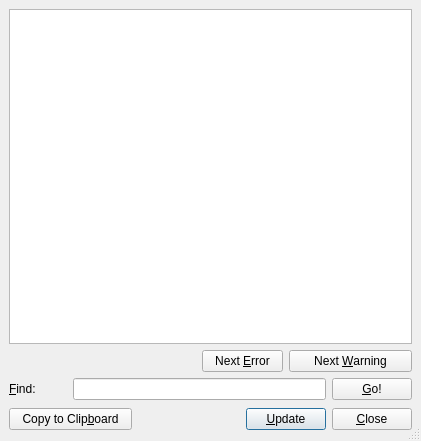
This is src/frontends/qt4/ui/LogUi.ui in cburschka/lyx as Qt 5 draws it before an edit. The edited form follows.
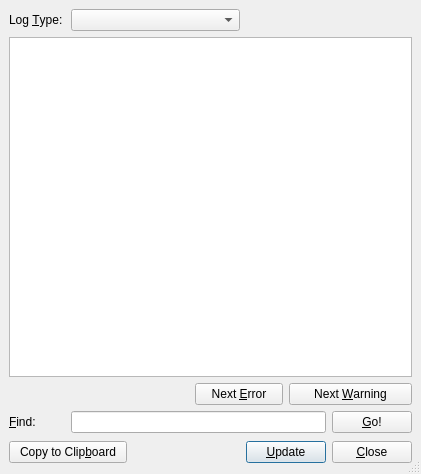
This is the edited form.

Commit message: * Include bibtex and makeindex logs to log file dialog.

The edit to the form file:
```diff
--- a/src/frontends/qt4/ui/LogUi.ui
+++ b/src/frontends/qt4/ui/LogUi.ui
@@ -6,7 +6,7 @@
     <x>0</x>
     <y>0</y>
     <width>421</width>
-    <height>441</height>
+    <height>474</height>
    </rect>
   </property>
   <property name="windowTitle" >
@@ -22,14 +22,7 @@
    <property name="spacing" >
     <number>6</number>
    </property>
-   <item row="2" column="1" colspan="5" >
-    <widget class="QLineEdit" name="findLE" >
-     <property name="toolTip" >
-      <string>Hit Enter to search, or click Go!</string>
-     </property>
-    </widget>
-   </item>
-   <item row="2" column="0" >
+   <item row="3" column="0" >
     <widget class="QLabel" name="findLA" >
      <property name="text" >
       <string>&amp;Find:</string>
@@ -39,57 +32,63 @@
      </property>
     </widget>
    </item>
-   <item row="0" column="0" colspan="7" >
+   <item row="3" column="1" colspan="5" >
+    <widget class="QLineEdit" name="findLE" >
+     <property name="toolTip" >
+      <string>Hit Enter to search, or click Go!</string>
+     </property>
+    </widget>
+   </item>
+   <item row="0" column="0" >
+    <widget class="QLabel" name="logTypeLA" >
+     <property name="text" >
+      <string>Log &amp;Type:</string>
+     </property>
+     <property name="buddy" >
+      <cstring>logTypeCO</cstring>
+     </property>
+    </widget>
+   </item>
+   <item row="0" column="4" colspan="3" >
+    <spacer>
+     <property name="orientation" >
+      <enum>Qt::Horizontal</enum>
+     </property>
+     <property name="sizeHint" >
+      <size>
+       <width>161</width>
+       <height>20</height>
+      </size>
+     </property>
+    </spacer>
+   </item>
+   <item row="0" column="1" colspan="3" >
+    <widget class="QComboBox" name="logTypeCO" />
+   </item>
+   <item row="1" column="0" colspan="7" >
     <widget class="QTextBrowser" name="logTB" />
    </item>
-   <item row="1" column="3" colspan="2" >
-    <widget class="QPushButton" name="nextErrorPB" >
+   <item row="4" column="4" colspan="2" >
+    <widget class="QPushButton" name="updatePB" >
      <property name="toolTip" >
       <string>Jump to the next error message.</string>
      </property>
      <property name="text" >
-      <string>Next &amp;Error</string>
+      <string>&amp;Update</string>
      </property>
-    </widget>
-   </item>
-   <item row="1" column="5" colspan="2" >
-    <widget class="QPushButton" name="nextWarningPB" >
-     <property name="toolTip" >
-      <string>Jump to the next warning message.</string>
+     <property name="default" >
+      <bool>true</bool>
      </property>
-     <property name="text" >
-      <string>Next &amp;Warning</string>
-     </property>
     </widget>
    </item>
-   <item row="2" column="6" >
-    <widget class="QPushButton" name="findPB" >
+   <item row="4" column="6" >
+    <widget class="QPushButton" name="closePB" >
      <property name="text" >
-      <string>&amp;Go!</string>
+      <string>&amp;Close</string>
      </property>
     </widget>
    </item>
-   <item row="1" column="0" colspan="3" >
-    <spacer>
-     <property name="orientation" >
-      <enum>Qt::Horizontal</enum>
-     </property>
-     <property name="sizeHint" >
-      <size>
-       <width>201</width>
-       <height>20</height>
-      </size>
-     </property>
-    </spacer>
-   </item>
-   <item row="3" column="0" colspan="2" >
-    <widget class="QPushButton" name="copyPB" >
-     <property name="text" >
-      <string>Copy to Clip&amp;board</string>
-     </property>
-    </widget>
-   </item>
-   <item row="3" column="2" colspan="2" >
+   <item row="4" column="2" colspan="2" >
     <spacer>
      <property name="orientation" >
       <enum>Qt::Horizontal</enum>
@@ -105,23 +104,50 @@
      </property>
     </spacer>
    </item>
+   <item row="4" column="0" colspan="2" >
+    <widget class="QPushButton" name="copyPB" >
+     <property name="text" >
+      <string>Copy to Clip&amp;board</string>
+     </property>
+    </widget>
+   </item>
+   <item row="2" column="0" colspan="3" >
+    <spacer>
+     <property name="orientation" >
+      <enum>Qt::Horizontal</enum>
+     </property>
+     <property name="sizeHint" >
+      <size>
+       <width>201</width>
+       <height>20</height>
+      </size>
+     </property>
+    </spacer>
+   </item>
    <item row="3" column="6" >
-    <widget class="QPushButton" name="closePB" >
+    <widget class="QPushButton" name="findPB" >
      <property name="text" >
-      <string>&amp;Close</string>
+      <string>&amp;Go!</string>
      </property>
     </widget>
    </item>
-   <item row="3" column="4" colspan="2" >
-    <widget class="QPushButton" name="updatePB" >
+   <item row="2" column="5" colspan="2" >
+    <widget class="QPushButton" name="nextWarningPB" >
      <property name="toolTip" >
       <string>Update the display</string>
      </property>
      <property name="text" >
-      <string>&amp;Update</string>
+      <string>Next &amp;Warning</string>
      </property>
-     <property name="default" >
-      <bool>true</bool>
+    </widget>
+   </item>
+   <item row="2" column="3" colspan="2" >
+    <widget class="QPushButton" name="nextErrorPB" >
+     <property name="toolTip" >
+      <string>Jump to the next error message.</string>
+     </property>
+     <property name="text" >
+      <string>Next &amp;Error</string>
      </property>
     </widget>
    </item>
```
Left out of the diff: 4 changed lines with no effect on the pictures. The commit also changes 2 other files.
